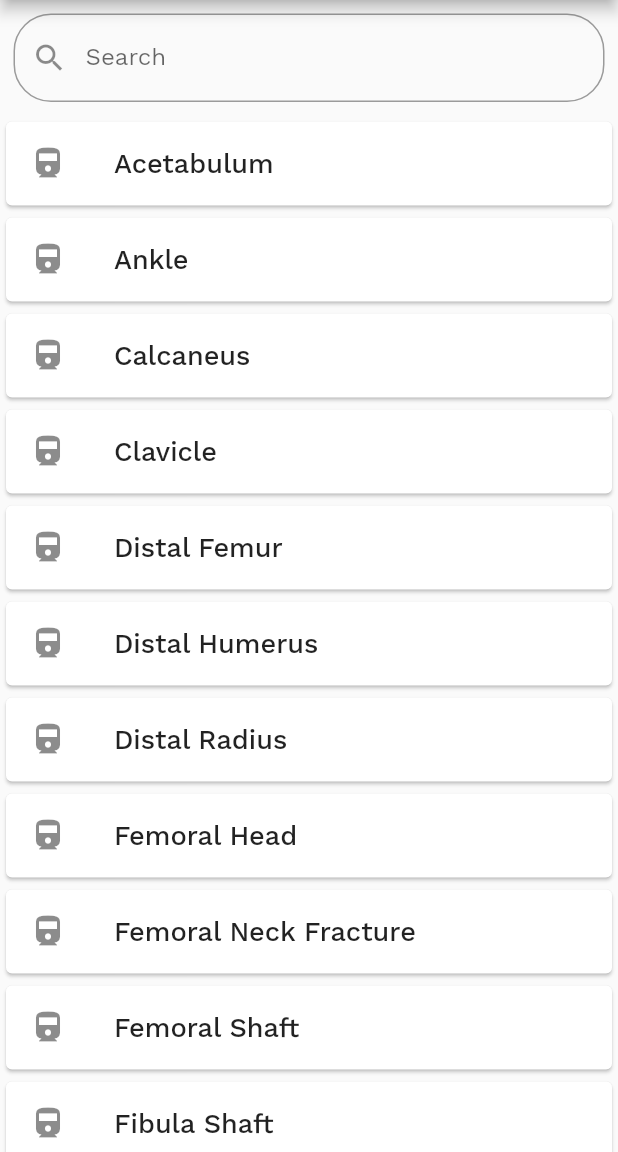
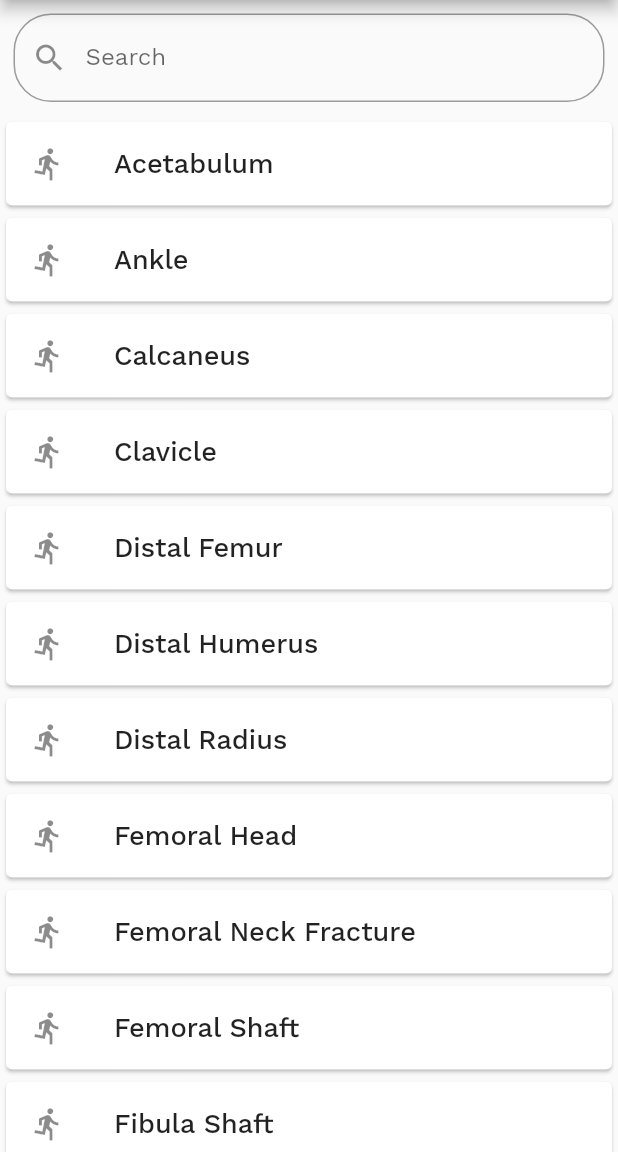
Before and after one commit to mikealfandre/oref, a Flutter app: the screen it shows after launch, on a phone screen of 412 x 824 dp, the part 84-1236 px from its top. Run offline on Flutter 3.47's test engine with Material 2 defaults, Android fonts, the phone set to English and light mode, and no system bars; our stand-ins replace cloud_firestore; accounts and stored records are empty; project files that could hold a hidden picture were left out.

Commit message:
Maint: Refactor home page

```diff
--- a/lib/category_page.dart
+++ b/lib/category_page.dart
@@ -19,7 +19,7 @@ class CategoryPage extends StatelessWidget {
               if (!snapshot.hasData) return const Text('Loading...');
               return Column(
                 children: <Widget>[
-                  Text(snapshot.data.documents[1]['name']),
+                  // Text(snapshot.data.documents[1]['name']),
                   Text(snapshot.data.documents[1]['amount'].toString()),
                   Text(info[0]["name"])
                 ],
--- a/lib/main.dart
+++ b/lib/main.dart
@@ -1,82 +1,95 @@
 import 'package:flutter/material.dart';
-import 'category_list.dart';
-import 'category_names.dart';
+import './screens/fractures_list_screen.dart';
 
-void main() => runApp(OrefApp());
+void main() => runApp(MyApp());
 
-class OrefApp extends StatefulWidget {
-  @override
-  _OrefAppState createState() => new _OrefAppState();
-}
-
-class _OrefAppState extends State<OrefApp> {
-  TextEditingController editingController = TextEditingController(); //Need more explaining on this. Does this track and update every input change?
-
-  var items = List<String>();
-
-
-  @override
-  void initState() {
-    items.addAll(names);
-    super.initState();
-  }
-
-  void filterSearchResults(String query) {
-    List<String> namesCopy = List<String>();
-    namesCopy.addAll(names);
-    if (query.isNotEmpty) {
-      List<String> dummyListData = List<String>();
-      namesCopy.forEach((item) {
-        final char = item.toLowerCase();
-        if (char.contains(query) || item.contains(query)) {
-          dummyListData.add(item);
-        }
-      });
-      setState(() {
-        items.clear();
-        items.addAll(dummyListData);
-      });
-      return;
-    } else {
-      setState(() {
-        items.clear();
-        items.addAll(names);
-      });
-    }
-  }
-
+class MyApp extends StatelessWidget {
   @override
   Widget build(BuildContext context) {
     return MaterialApp(
-      theme: ThemeData(fontFamily: 'WorkSans',
-        textTheme: TextTheme(
-          body1: TextStyle(fontSize: 34.0, fontWeight: FontWeight.bold)
-        )
-      ),
-      home: Scaffold(
-      appBar: AppBar(title: Text('Oref')),
-      body: Container(
-        child: Column(
-          children: <Widget>[
-            Padding(
-              padding: const EdgeInsets.all(9.0),
-              child: TextField(
-                onChanged: (value) {
-                  filterSearchResults(value);
-                },
-                controller: editingController,
-                decoration: InputDecoration(
-                    labelText: "Search",
-                    hintText: "Search",
-                    prefixIcon: Icon(Icons.search),
-                    border: OutlineInputBorder(
-                        borderRadius: BorderRadius.all(Radius.circular(25.0)))),
-              ),
-            ),
-            Expanded(child: CategoryList(items)),
-          ],
-        ),
-      ),
-    ));
+        theme: ThemeData(
+            fontFamily: 'WorkSans',
+            textTheme: TextTheme(
+                body1: TextStyle(fontSize: 34.0, fontWeight: FontWeight.bold))),
+        home: FracturesListScreen());
   }
 }
+
+// void main() => runApp(OrefApp());
+
+// class OrefApp extends StatefulWidget {
+//   @override
+//   _OrefAppState createState() => new _OrefAppState();
+// }
+
+// class _OrefAppState extends State<OrefApp> {
+//   TextEditingController editingController =
+//       TextEditingController(); //Need more explaining on this. Does this track and update every input change?
+
+//   var items = List<String>();
+
+//   @override
+//   void initState() {
+//     items.addAll(names);
+//     super.initState();
+//   }
+
+//   void filterSearchResults(String query) {
+//     List<String> namesCopy = List<String>();
+//     namesCopy.addAll(names);
+//     if (query.isNotEmpty) {
+//       List<String> dummyListData = List<String>();
+//       namesCopy.forEach((item) {
+//         final char = item.toLowerCase();
+//         if (char.contains(query) || item.contains(query)) {
+//           dummyListData.add(item);
+//         }
+//       });
+//       setState(() {
+//         items.clear();
+//         items.addAll(dummyListData);
+//       });
+//       return;
+//     } else {
+//       setState(() {
+//         items.clear();
+//         items.addAll(names);
+//       });
+//     }
+//   }
+
+//   @override
+//   Widget build(BuildContext context) {
+//     return MaterialApp(
+//         theme: ThemeData(
+//             fontFamily: 'WorkSans',
+//             textTheme: TextTheme(
+//                 body1: TextStyle(fontSize: 34.0, fontWeight: FontWeight.bold))),
+//         home: Scaffold(
+//           appBar: AppBar(title: Text('Oref')),
+//           body: Container(
+//             child: Column(
+//               children: <Widget>[
+//                 Padding(
+//                   padding: const EdgeInsets.all(9.0),
+//                   child: TextField(
+//                     onChanged: (value) {
+//                       filterSearchResults(value);
+//                     },
+//                     controller: editingController,
+//                     decoration: InputDecoration(
+//                         labelText: "Search",
+//                         hintText: "Search",
+//                         prefixIcon: Icon(Icons.search),
+//                         border: OutlineInputBorder(
+//                             borderRadius:
+//                                 BorderRadius.all(Radius.circular(25.0)))),
+//                   ),
+//                 ),
+//                 Expanded(child: CategoryList(items)),
+//               ],
+//             ),
+//           ),
+//         ));
+//   }
+// }
--- /dev/null
+++ b/lib/screens/fractures_list_screen.dart
@@ -0,0 +1,33 @@
+import 'package:flutter/material.dart';
+import '../widgets/fractures_list.dart';
+
+class FracturesListScreen extends StatelessWidget {
+  @override
+  Widget build(BuildContext context) {
+    return Scaffold(
+      appBar: AppBar(title: Text('Oref')),
+      body: Container(
+        child: Column(
+          children: <Widget>[
+            Padding(
+              padding: const EdgeInsets.all(9.0),
+              child: TextField(
+                onChanged: (value) {
+                  // filterSearchResults(value);
+                },
+                // controller: editingController,
+                decoration: InputDecoration(
+                    labelText: "Search",
+                    hintText: "Search",
+                    prefixIcon: Icon(Icons.search),
+                    border: OutlineInputBorder(
+                        borderRadius: BorderRadius.all(Radius.circular(25.0)))),
+              ),
+            ),
+            Expanded(child: FracturesList()),
+          ],
+        ),
+      ),
+    );
+  }
+}
--- /dev/null
+++ b/lib/widgets/fracture_list_tile.dart
@@ -0,0 +1,40 @@
+import 'package:flutter/material.dart';
+import '../category_page.dart';
+
+class FractureListTile extends StatelessWidget {
+  // List<String> items;
+  final String fractureTitle;
+  // FractureListTile(this.items, this.fractureTitle);
+  FractureListTile(this.fractureTitle);
+
+  @override
+  Widget build(BuildContext context) {
+    final icons = [
+      Icons.directions_bike,
+      Icons.directions_boat,
+      Icons.directions_bus,
+      Icons.directions_car,
+      Icons.directions_railway,
+      Icons.directions_run,
+      Icons.directions_subway,
+      Icons.directions_transit,
+      Icons.directions_walk
+    ];
+
+    return Card(
+      child: ListTile(
+          leading: Icon(icons[5]),
+          title: Text(
+            fractureTitle,
+            style: TextStyle(fontWeight: FontWeight.w500, fontSize: 18.0),
+          ),
+          onTap: () {
+            Navigator.push(
+              context,
+              MaterialPageRoute(
+                  builder: (context) => CategoryPage(name: fractureTitle)),
+            );
+          }),
+    );
+  }
+}
--- /dev/null
+++ b/lib/widgets/fractures_list.dart
@@ -0,0 +1,16 @@
+import 'package:flutter/material.dart';
+import './fracture_list_tile.dart';
+import '../category_names.dart';
+
+class FracturesList extends StatelessWidget {
+  @override
+  Widget build(BuildContext context) {
+    return ListView.builder(
+      itemBuilder: (context, index) {
+        final name = names[index];
+        return FractureListTile(name);
+      },
+      itemCount: names.length,
+    );
+  }
+}
```
Also changed, not shown: 1 other file.
